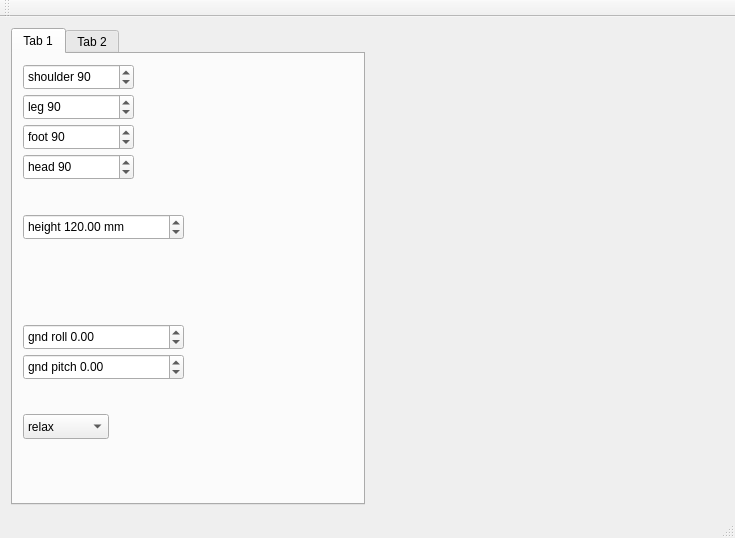
simonfrey-zz/enut, file Programs/Simulator/mainwindow.ui: the form before one commit.
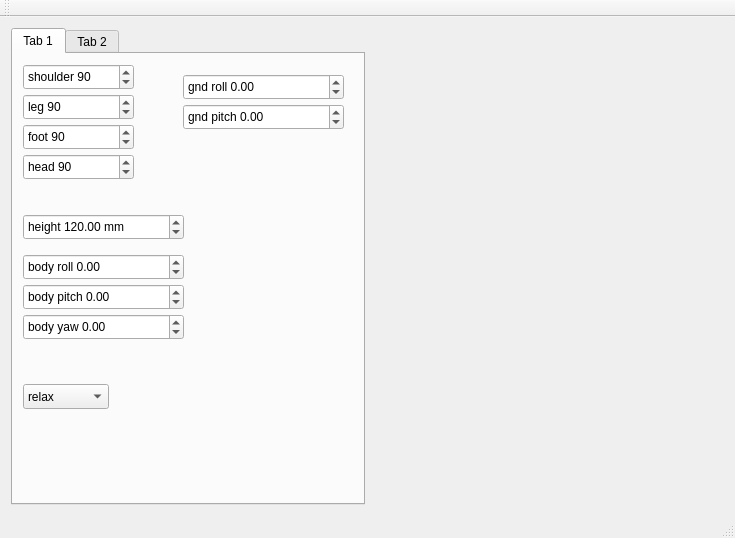
The form after the commit. Custom widgets are drawn as their Qt base class.

```diff
--- a/Programs/Simulator/mainwindow.ui
+++ b/Programs/Simulator/mainwindow.ui
@@ -124,7 +124,7 @@
           <property name="geometry">
            <rect>
             <x>10</x>
-            <y>360</y>
+            <y>330</y>
             <width>86</width>
             <height>25</height>
            </rect>
@@ -168,8 +168,8 @@
          <widget class="QDoubleSpinBox" name="dspGroundRoll">
           <property name="geometry">
            <rect>
-            <x>10</x>
-            <y>270</y>
+            <x>170</x>
+            <y>20</y>
             <width>161</width>
             <height>26</height>
            </rect>
@@ -193,8 +193,8 @@
          <widget class="QDoubleSpinBox" name="dspGroundPitch">
           <property name="geometry">
            <rect>
-            <x>10</x>
-            <y>300</y>
+            <x>170</x>
+            <y>50</y>
             <width>161</width>
             <height>26</height>
            </rect>
@@ -215,6 +215,81 @@
            <double>0.000000000000000</double>
           </property>
          </widget>
+         <widget class="QDoubleSpinBox" name="dspBodyRoll">
+          <property name="geometry">
+           <rect>
+            <x>10</x>
+            <y>200</y>
+            <width>161</width>
+            <height>26</height>
+           </rect>
+          </property>
+          <property name="prefix">
+           <string>body roll </string>
+          </property>
+          <property name="suffix">
+           <string/>
+          </property>
+          <property name="minimum">
+           <double>-60.000000000000000</double>
+          </property>
+          <property name="maximum">
+           <double>60.000000000000000</double>
+          </property>
+          <property name="value">
+           <double>0.000000000000000</double>
+          </property>
+         </widget>
+         <widget class="QDoubleSpinBox" name="dspBodyPitch">
+          <property name="geometry">
+           <rect>
+            <x>10</x>
+            <y>230</y>
+            <width>161</width>
+            <height>26</height>
+           </rect>
+          </property>
+          <property name="prefix">
+           <string>body pitch </string>
+          </property>
+          <property name="suffix">
+           <string/>
+          </property>
+          <property name="minimum">
+           <double>-60.000000000000000</double>
+          </property>
+          <property name="maximum">
+           <double>60.000000000000000</double>
+          </property>
+          <property name="value">
+           <double>0.000000000000000</double>
+          </property>
+         </widget>
+         <widget class="QDoubleSpinBox" name="dspBodyYaw">
+          <property name="geometry">
+           <rect>
+            <x>10</x>
+            <y>260</y>
+            <width>161</width>
+            <height>26</height>
+           </rect>
+          </property>
+          <property name="prefix">
+           <string>body yaw </string>
+          </property>
+          <property name="suffix">
+           <string/>
+          </property>
+          <property name="minimum">
+           <double>-60.000000000000000</double>
+          </property>
+          <property name="maximum">
+           <double>60.000000000000000</double>
+          </property>
+          <property name="value">
+           <double>0.000000000000000</double>
+          </property>
+         </widget>
         </widget>
         <widget class="QWidget" name="tab_2">
          <attribute name="title">
```
